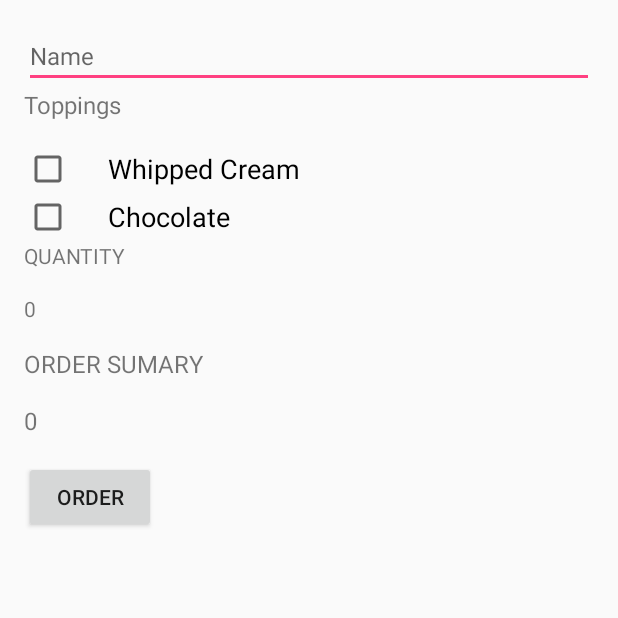
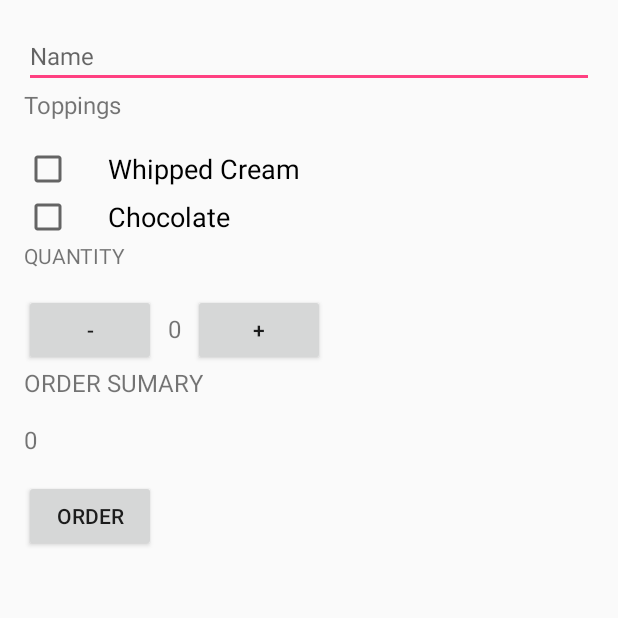
Before and after one commit to dporr/justJava_nanodegreeP2, an Android app: the screen it shows after launch (MainActivity), on a phone screen of 412 x 824 dp, the top half of it. Run offline under Robolectric (Android 15) with nearby library versions, the phone set to English and light mode, and no system bars.

Commit message:
Fix missing quatityPicker

```diff
--- a/app/src/main/res/layout/activity_main.xml
+++ b/app/src/main/res/layout/activity_main.xml
@@ -2,8 +2,8 @@
 <ScrollView xmlns:android="http://schemas.android.com/apk/res/android"
     xmlns:tools="http://schemas.android.com/tools"
     android:layout_width="match_parent"
-    android:layout_height="match_parent"
-    >
+    android:layout_height="match_parent">
+
     <LinearLayout
         android:layout_width="match_parent"
         android:layout_height="match_parent"
@@ -16,8 +16,8 @@
             android:layout_width="match_parent"
             android:layout_height="wrap_content"
             android:hint="@string/name"
-        android:textSize="16sp"
-        android:inputType="textMultiLine"/>
+            android:inputType="textMultiLine"
+            android:textSize="16sp" />
 
         <TextView
             android:layout_width="wrap_content"
@@ -31,34 +31,55 @@
             android:id="@+id/whipped_cream_check_box"
             android:layout_width="wrap_content"
             android:layout_height="wrap_content"
+            android:paddingLeft="24dp"
             android:text="@string/whipped_c"
-            android:paddingLeft="24dp"
-            android:textColor="@android:color/background_dark"
             android:textAppearance="?android:textAppearanceMedium"
-            />
+            android:textColor="@android:color/background_dark" />
+
         <CheckBox
             android:id="@+id/chocolate_check_box"
             android:layout_width="wrap_content"
             android:layout_height="wrap_content"
+            android:paddingLeft="24dp"
             android:text="@string/chocolate"
-            android:paddingLeft="24dp"
-            android:textColor="@android:color/background_dark"
             android:textAppearance="?android:textAppearanceMedium"
-            />
+            android:textColor="@android:color/background_dark" />
+
         <TextView
             android:layout_width="wrap_content"
             android:layout_height="wrap_content"
             android:paddingBottom="16dp"
             android:text="@string/quantity"
             android:textAllCaps="true" />
+
+        <LinearLayout
+            android:layout_width="match_parent"
+            android:layout_height="wrap_content"
+            android:orientation="horizontal">
+
+            <Button
+                android:layout_width="wrap_content"
+                android:layout_height="wrap_content"
+                android:onClick="decreaseOneCoffee"
+                android:text="-" />
+
             <TextView
                 android:id="@+id/quantity_text_view"
                 android:layout_width="wrap_content"
                 android:layout_height="wrap_content"
+                android:color="@android:color/black"
+                android:padding="8dp"
                 android:paddingBottom="16dp"
                 android:text="0"
-            android:textAllCaps="true" />
+                android:textSize="16sp" />>
 
+            <Button
+                android:layout_width="wrap_content"
+                android:layout_height="wrap_content"
+                android:onClick="addOneCoffee"
+                android:text="+" />
+            />
+        </LinearLayout>
 
         <TextView
             android:layout_width="wrap_content"
```
Lines whose indentation alone changed are shown as unchanged.
